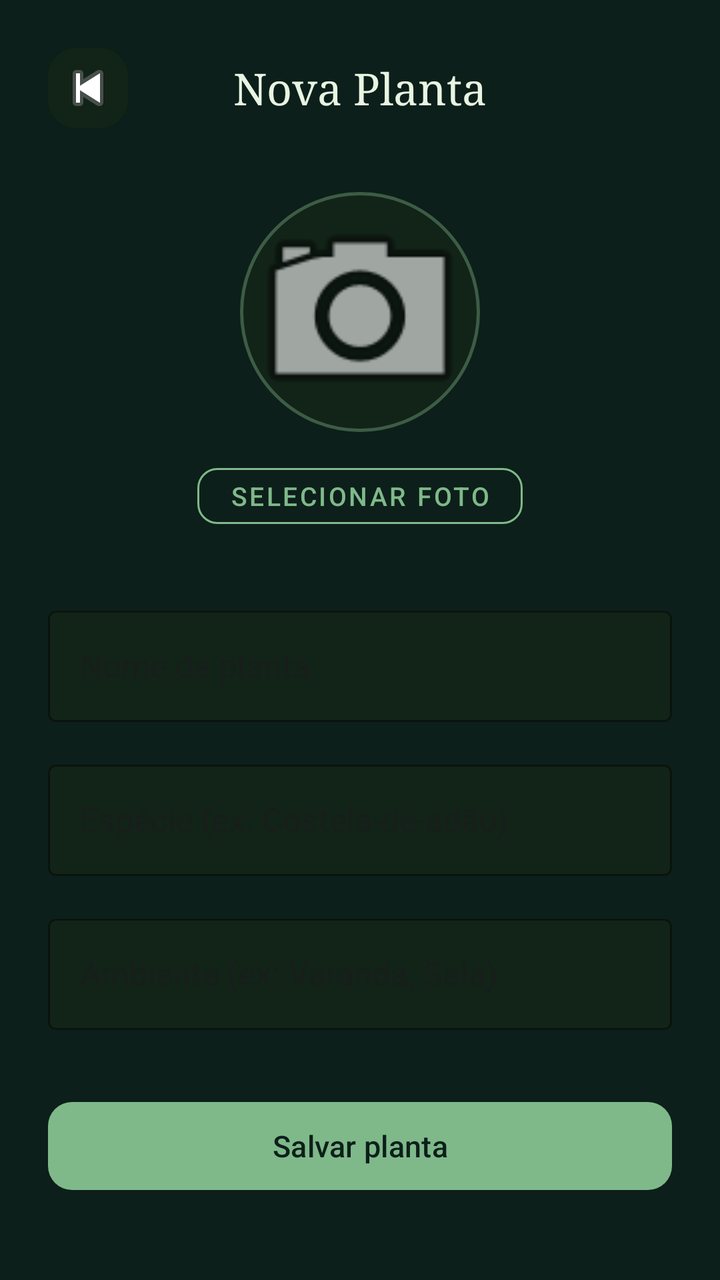
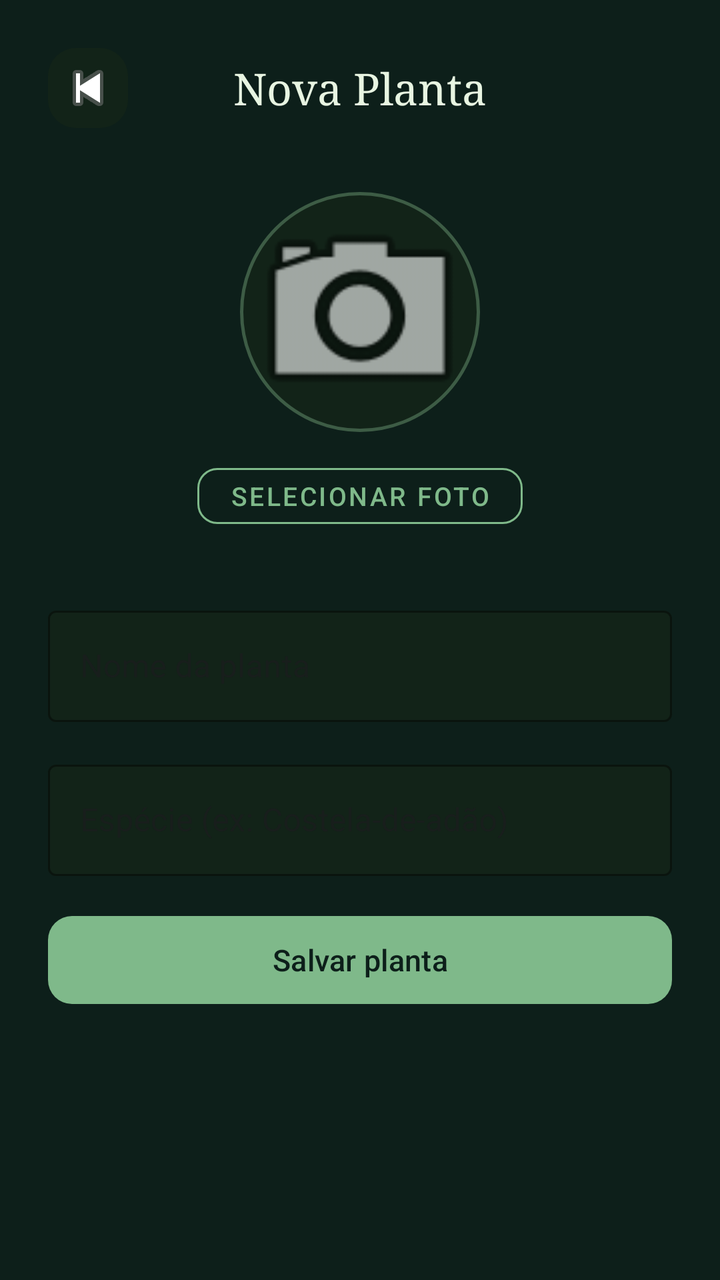

The first picture is an Android layout as it rendered before a commit; the second is the same layout after the commit. The layout source and the unified diff follow.
<!-- AndroidManifest.xml: application theme Theme.Zenit -->
<!-- res/layout/activity_adicionar_planta.xml -->
<?xml version="1.0" encoding="utf-8"?>
<androidx.core.widget.NestedScrollView xmlns:android="http://schemas.android.com/apk/res/android"
    xmlns:app="http://schemas.android.com/apk/res-auto"
    xmlns:tools="http://schemas.android.com/tools"
    android:layout_width="match_parent"
    android:layout_height="match_parent"
    android:background="#0D1F1A"
    tools:context=".ui.AdicionarPlantaActivity">

    <LinearLayout
        android:layout_width="match_parent"
        android:layout_height="wrap_content"
        android:orientation="vertical"
        android:padding="24dp">

        
        <LinearLayout
            android:layout_width="match_parent"
            android:layout_height="wrap_content"
            android:orientation="horizontal"
            android:gravity="center_vertical"
            android:layout_marginBottom="32dp">

            <ImageButton
                android:id="@+id/btnVoltar"
                android:layout_width="40dp"
                android:layout_height="40dp"
                android:src="@android:drawable/ic_media_previous"
                android:background="@drawable/bg_sensor_card"
                android:contentDescription="Voltar" />

            <TextView
                android:layout_width="0dp"
                android:layout_height="wrap_content"
                android:layout_weight="1"
                android:text="Nova Planta"
                android:textColor="#E8F5E2"
                android:textSize="22sp"
                android:fontFamily="serif"
                android:gravity="center"
                android:layout_marginEnd="40dp" />
        </LinearLayout>

        
        <LinearLayout
            android:layout_width="match_parent"
            android:layout_height="wrap_content"
            android:orientation="vertical"
            android:gravity="center"
            android:layout_marginBottom="32dp">

            <ImageView
                android:id="@+id/imgFotoPlanta"
                android:layout_width="120dp"
                android:layout_height="120dp"
                android:scaleType="centerCrop"
                android:background="@drawable/bg_foto_planta"
                android:src="@android:drawable/ic_menu_camera"
                android:contentDescription="Foto da planta" />

            <com.google.android.material.button.MaterialButton
                android:id="@+id/btnSelecionarFoto"
                android:layout_width="wrap_content"
                android:layout_height="40dp"
                android:text="Selecionar foto"
                android:textColor="#7FB98A"
                android:textSize="13sp"
                app:backgroundTint="@android:color/transparent"
                app:strokeColor="#7FB98A"
                app:strokeWidth="1dp"
                app:cornerRadius="10dp"
                style="@style/Widget.MaterialComponents.Button.OutlinedButton"
                android:layout_marginTop="12dp" />
        </LinearLayout>

        
        <com.google.android.material.textfield.TextInputLayout
            android:id="@+id/tilNome"
            style="@style/Widget.MaterialComponents.TextInputLayout.OutlinedBox"
            android:layout_width="match_parent"
            android:layout_height="wrap_content"
            android:hint="Nome da planta"
            app:boxStrokeColor="#3D5C45"
            app:hintTextColor="#7FB98A"
            app:boxBackgroundColor="#122318"
            android:layout_marginBottom="16dp">

            <com.google.android.material.textfield.TextInputEditText
                android:id="@+id/edtNome"
                android:layout_width="match_parent"
                android:layout_height="wrap_content"
                android:textColor="#E8F5E2"
                android:inputType="textCapSentences" />
        </com.google.android.material.textfield.TextInputLayout>

        
        <com.google.android.material.textfield.TextInputLayout
            android:id="@+id/tilEspecie"
            style="@style/Widget.MaterialComponents.TextInputLayout.OutlinedBox"
            android:layout_width="match_parent"
            android:layout_height="wrap_content"
            android:hint="Espécie (ex: Costela-de-adão)"
            app:boxStrokeColor="#3D5C45"
            app:hintTextColor="#7FB98A"
            app:boxBackgroundColor="#122318"
            android:layout_marginBottom="16dp">

            <com.google.android.material.textfield.TextInputEditText
                android:id="@+id/edtEspecie"
                android:layout_width="match_parent"
                android:layout_height="wrap_content"
                android:textColor="#E8F5E2"
                android:inputType="textCapSentences" />
        </com.google.android.material.textfield.TextInputLayout>

        
        <com.google.android.material.textfield.TextInputLayout
            android:id="@+id/tilAmbiente"
            style="@style/Widget.MaterialComponents.TextInputLayout.OutlinedBox"
            android:layout_width="match_parent"
            android:layout_height="wrap_content"
            android:hint="Ambiente (ex: Varanda, Sala)"
            app:boxStrokeColor="#3D5C45"
            app:hintTextColor="#7FB98A"
            app:boxBackgroundColor="#122318"
            android:layout_marginBottom="32dp">

            <com.google.android.material.textfield.TextInputEditText
                android:id="@+id/edtAmbiente"
                android:layout_width="match_parent"
                android:layout_height="wrap_content"
                android:textColor="#E8F5E2"
                android:inputType="textCapSentences" />
        </com.google.android.material.textfield.TextInputLayout>

        
        <com.google.android.material.button.MaterialButton
            android:id="@+id/btnSalvar"
            android:layout_width="match_parent"
            android:layout_height="52dp"
            android:text="Salvar planta"
            android:textColor="#0D1F1A"
            android:textSize="15sp"
            app:backgroundTint="#7FB98A"
            app:cornerRadius="12dp" />

    </LinearLayout>
</androidx.core.widget.NestedScrollView>
<!-- resources referenced by this layout -->
<resources>
  <!-- drawable bg_foto_planta (drawable) -->
  <?xml version="1.0" encoding="utf-8"?>
  <shape xmlns:android="http://schemas.android.com/apk/res/android"
      android:shape="oval">
      <solid android:color="#122318" />
      <stroke
          android:width="1.5dp"
          android:color="#3D5C45" />
  </shape>
  <!-- drawable bg_sensor_card (drawable) -->
  <?xml version="1.0" encoding="utf-8"?>
  <shape xmlns:android="http://schemas.android.com/apk/res/android"
      android:shape="rectangle">
      <solid android:color="#122318" />
      <corners android:radius="14dp" />
  </shape>
  <style name="Theme.Zenit" parent="Base.Theme.Zenit" />
  <style name="Base.Theme.Zenit" parent="Theme.Material3.DayNight.NoActionBar">
          
          
      </style>
</resources>

<!-- the commit's change to res/layout/activity_adicionar_planta.xml (unified diff, before → after) -->
@@ -114,26 +114,6 @@
         </com.google.android.material.textfield.TextInputLayout>
 
         
-        <com.google.android.material.textfield.TextInputLayout
-            android:id="@+id/tilAmbiente"
-            style="@style/Widget.MaterialComponents.TextInputLayout.OutlinedBox"
-            android:layout_width="match_parent"
-            android:layout_height="wrap_content"
-            android:hint="Ambiente (ex: Varanda, Sala)"
-            app:boxStrokeColor="#3D5C45"
-            app:hintTextColor="#7FB98A"
-            app:boxBackgroundColor="#122318"
-            android:layout_marginBottom="32dp">
-
-            <com.google.android.material.textfield.TextInputEditText
-                android:id="@+id/edtAmbiente"
-                android:layout_width="match_parent"
-                android:layout_height="wrap_content"
-                android:textColor="#E8F5E2"
-                android:inputType="textCapSentences" />
-        </com.google.android.material.textfield.TextInputLayout>
-
-        
         <com.google.android.material.button.MaterialButton
             android:id="@+id/btnSalvar"
             android:layout_width="match_parent"
